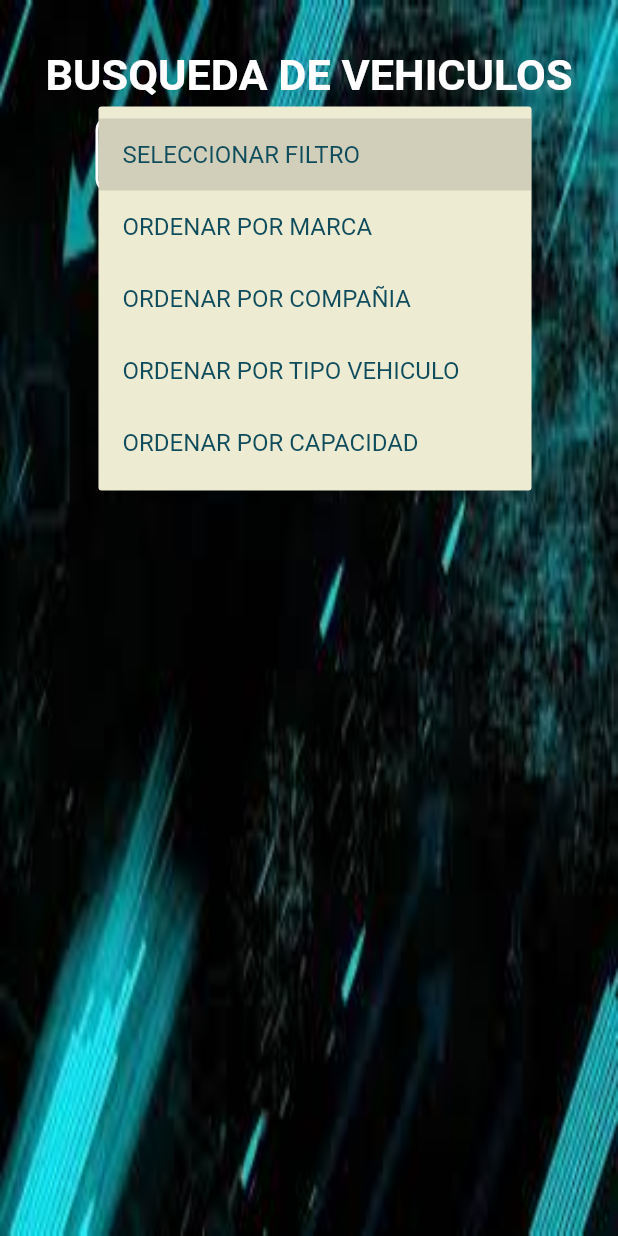
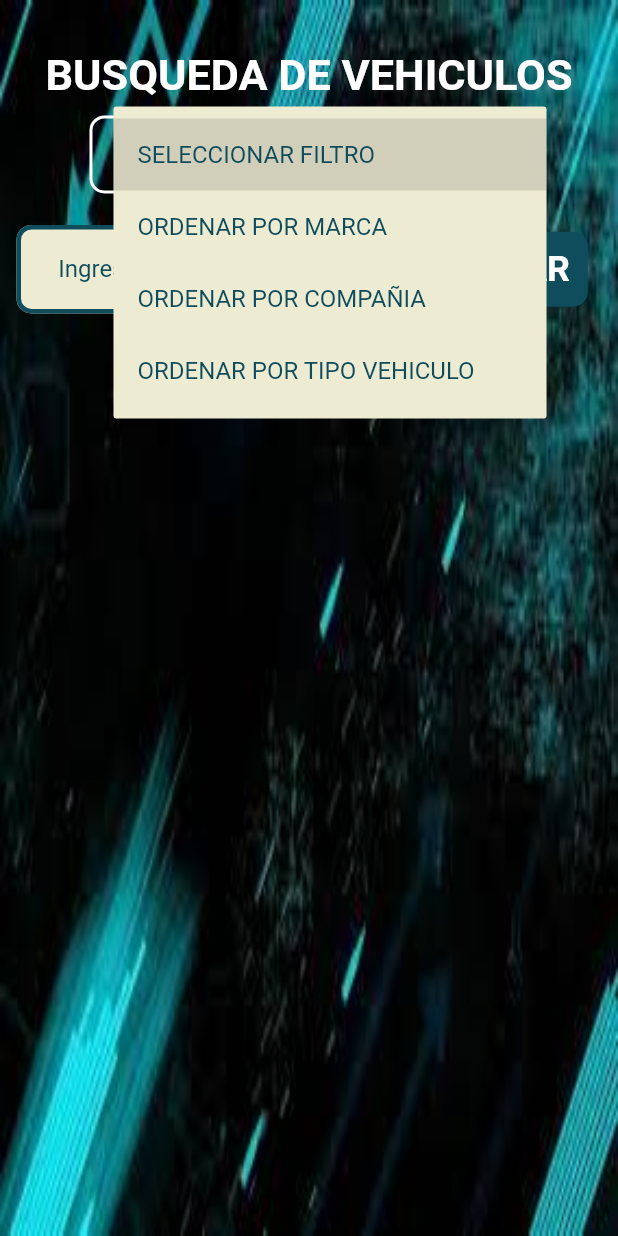
Before and after one commit to KevinEs14/transveloz_frontend, a Flutter app: the VehicleListPage screen opened directly, after a tap on "SELECCIONAR FILTRO", on a phone screen of 412 x 824 dp. Run offline on Flutter 3.47's test engine with Material 2 defaults, Android fonts, the phone set to English and light mode, and no system bars; our stand-ins replace bloc, flutter_bloc, fluttertoast, rxdart, shared_preferences; missing offline and left inert: dart:ffi; accounts and stored records are empty.

Commit message:
advace to filter in vehicleListPage

```diff
--- a/lib/pages/Vehicle/vehicleListPage.dart
+++ b/lib/pages/Vehicle/vehicleListPage.dart
@@ -15,6 +15,7 @@ class VehicleListPage extends StatefulWidget with NavigationStates{
 }
 
 class _VehicleListPage extends State<VehicleListPage>{
+  String auxFilter="";
   bool closeTopContainer = false;
   double topContainer = 0;
   Size size;
@@ -23,10 +24,12 @@ class _VehicleListPage extends State<VehicleListPage>{
     "SELECCIONAR FILTRO",
     "ORDENAR POR MARCA",
     "ORDENAR POR COMPAÑIA",
-    "ORDENAR POR TIPO VEHICULO",
-    "ORDENAR POR CAPACIDAD"];
+    "ORDENAR POR TIPO VEHICULO"];
   List<VehicleModel> data = List<VehicleModel>();
+
   VehicleRepository vehicleRepository = VehicleRepository();
+
+  TextEditingController filterSearch = TextEditingController();
 
   @override
   void initState(){
@@ -79,7 +82,7 @@ class _VehicleListPage extends State<VehicleListPage>{
                       height: 10,
                     ),
                     Container(
-                        padding: EdgeInsets.only(left:16,right: 16),
+                        padding: EdgeInsets.only(left:30,right: 10),
                         decoration: BoxDecoration(
                           border: Border.all(color: Colors.white, width: 2.0),
                           borderRadius: BorderRadius.circular(10),
@@ -93,6 +96,25 @@ class _VehicleListPage extends State<VehicleListPage>{
                           onChanged: (newValue){
                             setState(() {
                               _nameFilter = newValue;
+                              if(_nameFilter == _filterList[1]){
+                                auxFilter="A";
+                              }
+
+                              if(_nameFilter == _filterList[2]){
+                                auxFilter="B";
+                              }
+                              if(_nameFilter == _filterList[3]){
+                                auxFilter="C";
+                              }
+
+                              if(_nameFilter == _filterList[0]){
+                                vehicleRepository.getData().then((value){
+                                  setState(() {
+                                    data.addAll(value);
+                                  });
+                                });
+
+                              }
                             });
                           },
                           items: _filterList.map((newValue){
@@ -105,7 +127,78 @@ class _VehicleListPage extends State<VehicleListPage>{
                     SizedBox(
                       height: 20,
                     ),
+                    Row(
+                      children: [
+                        SizedBox(
+                          width: 10,
+                        ),
+                        Container(
+                          width: size.width*0.62,//Se debe incrementar a 0.62
+                          padding: EdgeInsets.all(1),
+                          child: TextFormField(
+                            decoration:InputDecoration(
+                              fillColor: Color(0xFFEEEBD3),
+                              filled: true,
+                              prefixText: "    ",
+                              border: InputBorder.none,
+                              hintText: "Ingrese nombre",
+                              hintStyle: TextStyle(color: Color(0xFF0F4C5C)),
+                              enabledBorder: OutlineInputBorder(
+                                  borderRadius: BorderRadius.all(Radius.circular(10)),
+                                  borderSide: BorderSide(
+                                      color: Color(0xFF0F4C5C),
+                                      width: 3
+                                  )
+                              ),
+                            ),
+                            controller: filterSearch,
+                          ),
+                        ),
+                        SizedBox(
+                          width: 10,
+                        ),
+                        GestureDetector(
+                          onTap: (){
+                            data.clear();
+                            if (auxFilter=='A'){
+                              vehicleRepository.getDatabyBrand(filterSearch.text).then((value){
+                                setState(() {
+                                  data.addAll(value);
+                                });
+                              });
+                            }
 
+                            if (auxFilter=='B'){
+                              vehicleRepository.getDatabyCompany(filterSearch.text).then((value){
+                                setState(() {
+                                  data.addAll(value);
+                                });
+                              });
+                            }
+
+                            if (auxFilter=='C'){
+                              vehicleRepository.getDatabyType(filterSearch.text).then((value){
+                                setState(() {
+                                  data.addAll(value);
+                                });
+                              });
+                            }
+                          },
+                          child: Container(
+                            height: 50,
+                            decoration: BoxDecoration(
+                              borderRadius: BorderRadius.circular(10.0),
+                              color: Color(0xFF0F4C5C),
+                            ),
+                            child: Center(child: Text("  BUSCAR  ",style: TextStyle(fontSize:size.width*0.058,color: Colors.white,fontWeight: FontWeight.bold),)),
+                          ),
+                        ),
+
+                      ],
+                    ),
+                    SizedBox(
+                      height: 20,
+                    ),
                     Expanded(
                         child: ListView.builder(
                           padding: EdgeInsets.all(5),
@@ -134,6 +227,7 @@ class _VehicleListPage extends State<VehicleListPage>{
                                           children: <Widget>[
                                             Image.asset(
                                               "assets/images/3cf0d408681a5b28ddbb099e9bcfb8a5.jpg",
+                                              //"${data[index].vehiclePicture}",
                                               height: 110,
                                               width: 100,
                                             ),
@@ -190,10 +284,8 @@ class _VehicleListPage extends State<VehicleListPage>{
                             ),
                     ),
                   ]
-
               ),
             ),
-
               ],
             ),
           ),
--- a/lib/repository/url.dart
+++ b/lib/repository/url.dart
@@ -2,6 +2,6 @@ import 'package:flutter/material.dart';
 
 //var directionUrl="http://10.0.2.2:8070/";
 // var directionUrl="http://192.168.128.4:8070/";
-var directionUrl="http://10.0.2.2:8070/";
-//var directionUrl="http://192.168.1.12:8070/";
+//var directionUrl="http://10.0.2.2:8070/";
+var directionUrl="http://192.168.1.11:8070/";
 //var directionUrl="http://192.168.0.18:8070/";
--- a/lib/repository/user_repository.dart
+++ b/lib/repository/user_repository.dart
@@ -1,6 +1,5 @@
 
 import 'dart:convert';
-
 import 'package:http/http.dart' as http;
 import 'package:transveloz_frontend/models/LogIn.dart';
 import 'package:transveloz_frontend/models/User.dart';
--- a/lib/repository/vehicleList_repository.dart
+++ b/lib/repository/vehicleList_repository.dart
@@ -8,11 +8,34 @@ import 'package:transveloz_frontend/repository/url.dart';
 class VehicleRepository{
 
 
+  var url=directionUrl;
+  var auxUrl;
+
   Future<List<VehicleModel>>getData() async{
     try{
-      var url=directionUrl+"v1/vehicle";
-      print(url);
-      final response = await http.get(url,
+      auxUrl = directionUrl+"v1/vehicle";
+      print(auxUrl);
+      final response = await http.get(auxUrl,
+          headers: <String, String>{
+            'Content-Type': 'application/json; charset=UTF-8',
+          }
+      );
+      var datos = jsonDecode(response.body);
+      var registros = List<VehicleModel>();
+
+      for(datos in datos){
+        registros.add(VehicleModel.fromJson(datos));
+      }
+      return registros;
+    }catch(error){
+      debugPrint(error);
+    }
+  }
+  Future<List<VehicleModel>>getDatabyType(String type) async{
+    try{
+      auxUrl = directionUrl+"v1/vehicle/type/"+type;
+      print(auxUrl);
+      final response = await http.get(auxUrl,
           headers: <String, String>{
             'Content-Type': 'application/json; charset=UTF-8',
           }
@@ -30,4 +53,65 @@ class VehicleRepository{
   }
 
 
+  /*Future<List<VehicleModel>>getDatabyCompany(String company) async{
+    try{
+      auxUrl = directionUrl+"v1/vehicle/company/"+company;
+      print(url);
+      final response = await http.get(auxUrl,
+        headers: <String, String>{
+          'Content-Type': 'application/json; charset=UTF-8',
+        },
+      );
+      var datos = jsonDecode(response.body);
+      var registros = List<VehicleModel>();
+      debugPrint(datos);
+      for(datos in datos){
+        registros.add(VehicleModel.fromJson(datos));
+      }
+      return registros;
+    }catch(error){
+      debugPrint(error);
+    }
+  }*/
+  Future<List<VehicleModel>>getDatabyBrand(String brand) async{
+    try{
+      auxUrl = directionUrl+"v1/vehicle/brand/"+brand;
+      print(auxUrl);
+      final response = await http.get(auxUrl,
+          headers: <String, String>{
+            'Content-Type': 'application/json; charset=UTF-8',
+          }
+      );
+      var datos = jsonDecode(response.body);
+      var registros = List<VehicleModel>();
+
+      for(datos in datos){
+        registros.add(VehicleModel.fromJson(datos));
+      }
+      return registros;
+    }catch(error){
+      debugPrint(error);
+    }
+  }
+
+  Future<List<VehicleModel>>getDatabyCompany(String company) async{
+    try{
+      auxUrl = directionUrl+"v1/vehicle/company/"+company;
+      print(auxUrl);
+      final response = await http.get(auxUrl,
+          headers: <String, String>{
+            'Content-Type': 'application/json; charset=UTF-8',
+          }
+      );
+      var datos = jsonDecode(response.body);
+      var registros = List<VehicleModel>();
+
+      for(datos in datos){
+        registros.add(VehicleModel.fromJson(datos));
+      }
+      return registros;
+    }catch(error){
+      debugPrint(error);
+    }
+  }
 }
```
